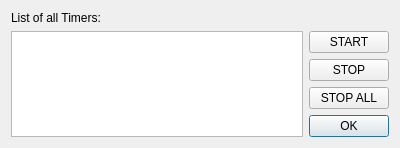
The window that Qitom/ui/dialogTimerManager.ui (itom-project/itom) describes before a commit, drawn with Qt 5.
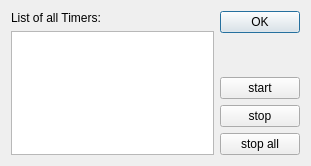
The same window after the commit.

Commit message: added symbols, enable and disable buttons, lipstick

The edit to the form file:
```diff
--- a/Qitom/ui/dialogTimerManager.ui
+++ b/Qitom/ui/dialogTimerManager.ui
@@ -6,55 +6,76 @@
    <rect>
     <x>0</x>
     <y>0</y>
-    <width>400</width>
-    <height>147</height>
+    <width>311</width>
+    <height>166</height>
    </rect>
   </property>
   <property name="windowTitle">
    <string>Dialog</string>
   </property>
-  <layout class="QGridLayout" name="gridLayout">
-   <item row="1" column="0" rowspan="4">
+  <layout class="QHBoxLayout" name="horizontalLayout">
+   <item>
+    <layout class="QVBoxLayout" name="verticalLayout">
+     <item>
+      <widget class="QLabel" name="label">
+       <property name="text">
+        <string>List of all Timers:</string>
+       </property>
+      </widget>
+     </item>
+     <item>
     <widget class="QListWidget" name="listWidget">
      <property name="selectionMode">
       <enum>QAbstractItemView::ExtendedSelection</enum>
      </property>
     </widget>
    </item>
-   <item row="4" column="1">
+    </layout>
+   </item>
+   <item>
+    <layout class="QVBoxLayout" name="verticalLayout_2">
+     <item>
     <widget class="QPushButton" name="btnOk">
      <property name="text">
       <string>OK</string>
      </property>
     </widget>
    </item>
-   <item row="2" column="1">
-    <widget class="QPushButton" name="btnStop">
-     <property name="text">
-      <string>STOP</string>
-     </property>
-    </widget>
-   </item>
-   <item row="1" column="1">
+     <item>
+      <spacer name="verticalSpacer">
+       <property name="orientation">
+        <enum>Qt::Vertical</enum>
+       </property>
+       <property name="sizeHint" stdset="0">
+        <size>
+         <width>72</width>
+         <height>17</height>
+        </size>
+       </property>
+      </spacer>
+     </item>
+     <item>
     <widget class="QPushButton" name="btnStart">
      <property name="text">
-      <string>START</string>
+        <string>start</string>
      </property>
     </widget>
    </item>
-   <item row="3" column="1">
+     <item>
+      <widget class="QPushButton" name="btnStop">
+       <property name="text">
+        <string>stop</string>
+       </property>
+      </widget>
+     </item>
+     <item>
     <widget class="QPushButton" name="btnStopAll">
      <property name="text">
-      <string>STOP ALL</string>
+        <string>stop all</string>
      </property>
     </widget>
    </item>
-   <item row="0" column="0">
-    <widget class="QLabel" name="label">
-     <property name="text">
-      <string>List of all Timers:</string>
-     </property>
-    </widget>
+    </layout>
    </item>
   </layout>
  </widget>
```
Left out of the diff: 2 changed lines with no effect on the pictures. Lines whose indentation alone changed are shown as unchanged. The commit also changes 3 other files.
